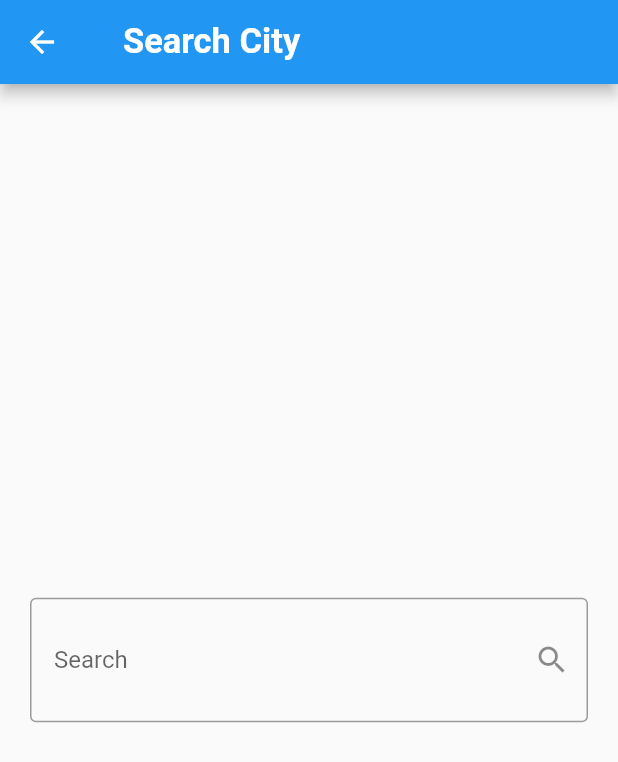
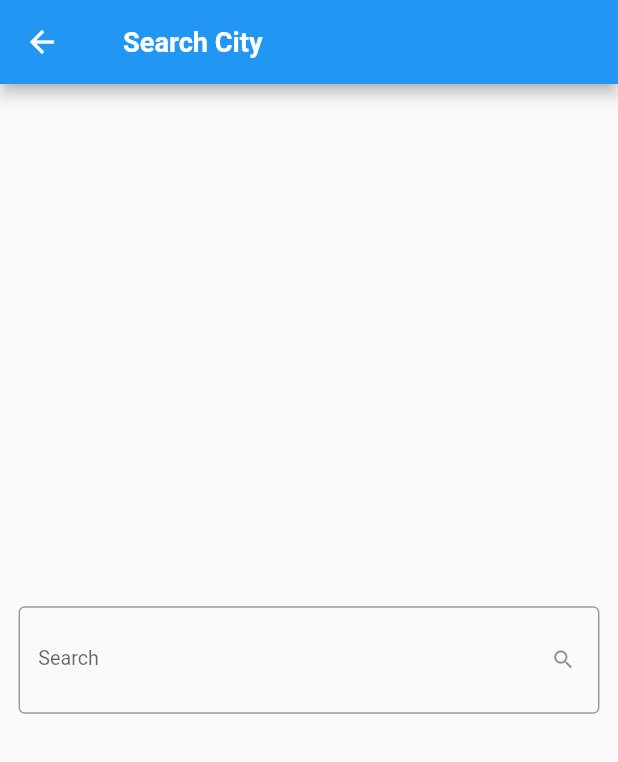
Before and after one commit to AhmedGhazala2000/Weather-App, a Flutter app: the screen it shows after launch, after a tap on the "search" icon, on a phone screen of 412 x 824 dp. Shown: the top 762 px of the screen. Run offline on Flutter 3.47's test engine with Material 3 defaults, Android fonts, the phone set to English and light mode, and no system bars; our stand-ins replace device_preview, dio, flutter_bloc.

Commit message:
Modify the app to become responsive.

```diff
--- a/lib/main.dart
+++ b/lib/main.dart
@@ -1,3 +1,4 @@
+import 'package:device_preview/device_preview.dart';
 import 'package:flutter/material.dart';
 import 'package:flutter_bloc/flutter_bloc.dart';
 import 'package:weather_app/cubits/get_weather_cubit/get_weather_cubit.dart';
@@ -6,7 +7,14 @@ import 'package:weather_app/views/home_view.dart';
 import 'package:weather_app/widgets/get_color_func.dart';
 
 void main() {
-  runApp(const WeatherApp());
+  runApp(
+    DevicePreview(
+      enabled: true,
+      builder: (context) {
+        return const WeatherApp();
+      },
+    ),
+  );
 }
 
 class WeatherApp extends StatelessWidget {
@@ -28,6 +36,8 @@ class WeatherApp extends StatelessWidget {
               ),
             ),
             debugShowCheckedModeBanner: false,
+            locale: DevicePreview.locale(context),
+            builder: DevicePreview.appBuilder,
             home: const HomeView(),
           );
         },
--- a/lib/utils/responsive_font_size.dart
+++ b/lib/utils/responsive_font_size.dart
@@ -0,0 +1,14 @@
+import 'package:flutter/material.dart';
+
+double getResponsiveFontSize(BuildContext context, {required double fontSize}) {
+  double scaleFactor = getScaleFactor(context);
+  double responsiveFontSize = fontSize * scaleFactor;
+  double lowerLimit = fontSize * 0.8;
+  double upperLimit = fontSize * 1.2;
+  return responsiveFontSize.clamp(lowerLimit, upperLimit);
+}
+
+double getScaleFactor(BuildContext context) {
+  double width = MediaQuery.sizeOf(context).width;
+  return width / 500;
+}
--- a/lib/views/home_view.dart
+++ b/lib/views/home_view.dart
@@ -15,7 +15,8 @@ class HomeView extends StatelessWidget {
   Widget build(BuildContext context) {
     return Scaffold(
       appBar: AppBar(
-        title: customTitle(title: 'Weather App'),
+        centerTitle: false,
+        title: customTitle(context,title: 'Weather App'),
         actions: [
           customIconButton(context),
         ],
@@ -27,9 +28,9 @@ class HomeView extends StatelessWidget {
           } else if (state is WeatherLoadedState) {
             return WeatherInfoBody();
           } else if (state is WeatherFailureState) {
-            return buildErrorText(text: state.errMessage);
+            return buildErrorText(context,text: state.errMessage);
           } else {
-            return buildErrorText();
+            return buildErrorText(context);
           }
         },
       ),
--- a/lib/views/search_view.dart
+++ b/lib/views/search_view.dart
@@ -1,6 +1,7 @@
 import 'package:flutter/material.dart';
 import 'package:flutter_bloc/flutter_bloc.dart';
 import 'package:weather_app/cubits/get_weather_cubit/get_weather_cubit.dart';
+import 'package:weather_app/utils/responsive_font_size.dart';
 import 'package:weather_app/widgets/custom_title.dart';
 
 class SearchView extends StatelessWidget {
@@ -8,26 +9,41 @@ class SearchView extends StatelessWidget {
 
   @override
   Widget build(BuildContext context) {
+    double buildResponsiveFontSize(double size) =>
+        getResponsiveFontSize(context, fontSize: size);
     return Scaffold(
       appBar: AppBar(
-        title: customTitle(title: 'Search City'),
+        centerTitle: false,
+        title: customTitle(context, title: 'Search City'),
       ),
       body: Center(
         child: Padding(
-          padding: const EdgeInsets.symmetric(horizontal: 20),
+          padding: EdgeInsets.symmetric(
+            horizontal: MediaQuery.sizeOf(context).width * .03,
+          ),
           child: TextField(
             onSubmitted: (value) {
               BlocProvider.of<GetWeatherCubit>(context)
                   .getWeather(cityName: value);
               Navigator.pop(context);
             },
-            decoration: const InputDecoration(
-              contentPadding:
-                  EdgeInsets.symmetric(vertical: 32, horizontal: 16),
+            decoration: InputDecoration(
+              contentPadding: EdgeInsets.symmetric(
+                  vertical: buildResponsiveFontSize(32),
+                  horizontal: buildResponsiveFontSize(16)),
               labelText: 'Search',
-              suffixIcon: Icon(Icons.search),
+              labelStyle: TextStyle(
+                fontSize: buildResponsiveFontSize(16),
+              ),
               hintText: 'Enter City Name',
-              border: OutlineInputBorder(),
+              hintStyle: TextStyle(
+                fontSize: buildResponsiveFontSize(16),
+              ),
+              suffixIcon: Icon(
+                Icons.search,
+                size: buildResponsiveFontSize(20),
+              ),
+              border: const OutlineInputBorder(),
             ),
           ),
         ),
--- a/lib/widgets/custom_icon_button.dart
+++ b/lib/widgets/custom_icon_button.dart
@@ -1,8 +1,12 @@
 import 'package:flutter/material.dart';
+import 'package:weather_app/utils/responsive_font_size.dart';
 import 'package:weather_app/views/search_view.dart';
 
 IconButton customIconButton(BuildContext context) {
   return IconButton(
+    padding: EdgeInsets.only(
+      right: getResponsiveFontSize(context, fontSize: 5),
+    ),
     onPressed: () {
       Navigator.of(context).push(
         MaterialPageRoute(
@@ -10,10 +14,10 @@ IconButton customIconButton(BuildContext context) {
         ),
       );
     },
-    icon: const Icon(
+    icon: Icon(
       Icons.search,
       color: Colors.white,
-      size: 27,
+      size: getResponsiveFontSize(context, fontSize: 27),
     ),
   );
 }
--- a/lib/widgets/custom_title.dart
+++ b/lib/widgets/custom_title.dart
@@ -1,12 +1,15 @@
 import 'package:flutter/material.dart';
+import 'package:weather_app/utils/responsive_font_size.dart';
 
-Padding customTitle({required String title}) {
+Padding customTitle(BuildContext context, {required String title}) {
   return Padding(
     padding: const EdgeInsets.only(left: 10),
     child: Text(
       title,
-      style: const TextStyle(
-          color: Colors.white, fontSize: 23, fontWeight: FontWeight.bold),
+      style: TextStyle(
+          color: Colors.white,
+          fontSize: getResponsiveFontSize(context, fontSize: 22),
+          fontWeight: FontWeight.bold),
     ),
   );
 }
--- a/lib/widgets/no_weather_body.dart
+++ b/lib/widgets/no_weather_body.dart
@@ -1,4 +1,5 @@
 import 'package:flutter/material.dart';
+import 'package:weather_app/utils/responsive_font_size.dart';
 
 class NoWeatherBody extends StatelessWidget {
   const NoWeatherBody({
@@ -7,14 +8,16 @@ class NoWeatherBody extends StatelessWidget {
 
   @override
   Widget build(BuildContext context) {
-    return const Padding(
-      padding: EdgeInsets.symmetric(horizontal: 16),
+    return Padding(
+      padding: EdgeInsets.symmetric(
+        horizontal: MediaQuery.sizeOf(context).width * .03,
+      ),
       child: Center(
         child: Text(
-          'there is no weather 😔 start \n searching now 🔍',
+          'There is no weather 😔 Start \n searching now 🔍',
           textAlign: TextAlign.center,
           style: TextStyle(
-            fontSize: 30,
+            fontSize: getResponsiveFontSize(context, fontSize: 30),
           ),
         ),
       ),
--- a/pubspec.yaml
+++ b/pubspec.yaml
@@ -36,6 +36,7 @@ dependencies:
   cupertino_icons: ^1.0.2
   dio: ^5.4.0
   flutter_bloc: ^8.1.3
+  device_preview: ^1.1.0
 
 dev_dependencies:
   flutter_test:
```
Also changed, not shown: lib/widgets/error_text.dart (+6 -2 lines), lib/widgets/weather_info_body.dart (+32 -20 lines), pubspec.lock, 1 other file.
